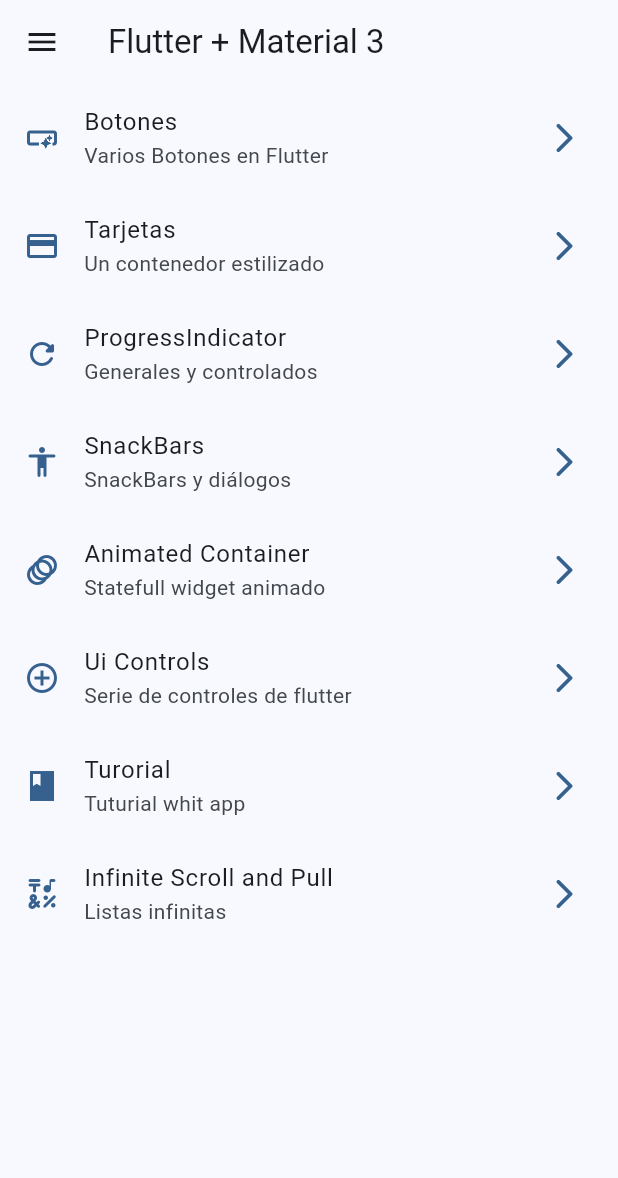
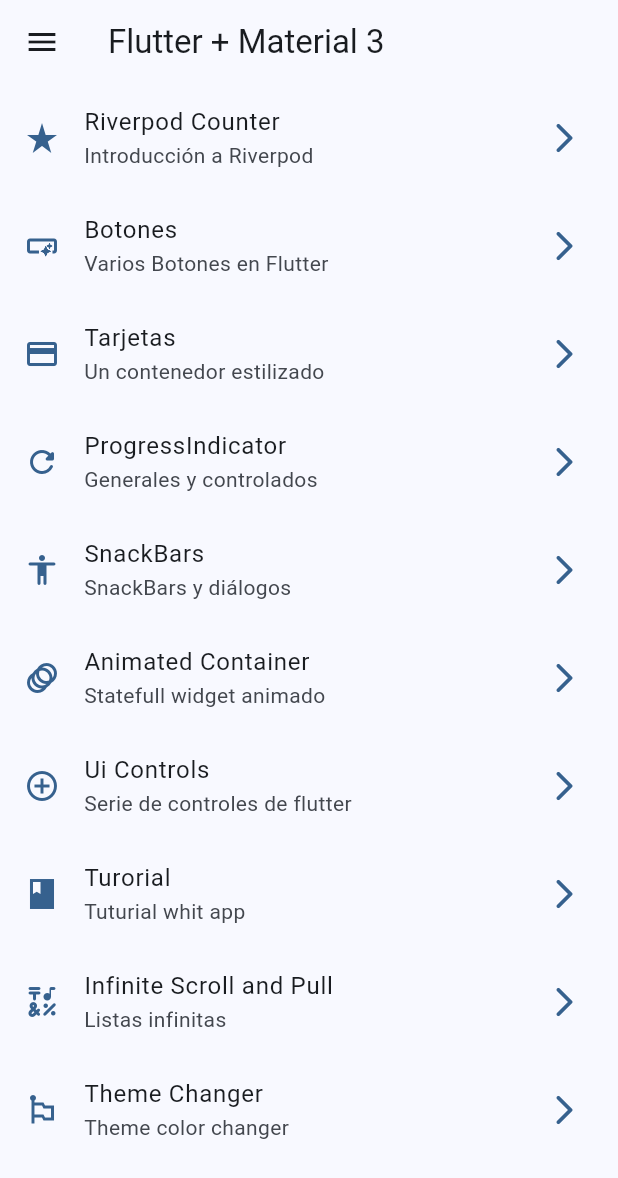
Before and after one commit to javierlobato/widgetapp, a Flutter app: the screen it shows after launch, on a phone screen of 412 x 824 dp. Shown: the top 1178 px of the screen. Run offline on Flutter 3.47's test engine with Material 3 defaults, Android fonts, the phone set to English and light mode, and no system bars; our stand-ins replace animate_do, flutter_riverpod, go_router.

Commit message:
implementation them_changer.cart

```diff
--- a/lib/config/menu/menu_items.dart
+++ b/lib/config/menu/menu_items.dart
@@ -14,6 +14,13 @@ class MenuItems {
 }
 
 const appMenuItems = <MenuItems>[
+
+   MenuItems(
+    title: 'Riverpod Counter',
+    subTitle: 'Introducción a Riverpod',
+    link: '/counter-riverpod',
+    icon: Icons.star_rate,
+    ),
 
   MenuItems(
     title: 'Botones',
@@ -70,4 +77,13 @@ const appMenuItems = <MenuItems>[
     link: '/infinite',
     icon: Icons.emoji_symbols_rounded,
     ),
+
+    MenuItems(
+    title: 'Theme Changer',
+    subTitle: 'Theme color changer',
+    link: '/theme-changer',
+    icon: Icons.emoji_flags,
+    ),
+
+
 ];
--- a/lib/config/router/app_router.dart
+++ b/lib/config/router/app_router.dart
@@ -62,6 +62,18 @@ final appRouter = GoRouter(
       name: InfiniteScrollScreen.name,
       builder: (context, state) => const InfiniteScrollScreen()
     ),
+
+    GoRoute(
+      path: '/counter-riverpod',
+      name: CounterScreen.name,
+      builder: (context, state) => const CounterScreen()
+    ),
+
+    GoRoute(
+      path: '/theme-changer',
+      name: ThemeChangerScreen.name,
+      builder: (context, state) => const ThemeChangerScreen()
+    ),
   ]
 
 );
--- a/lib/presentation/screens/screens.dart
+++ b/lib/presentation/screens/screens.dart
@@ -1,6 +1,7 @@
 
 
 
+export 'package:widgetapp/presentation/screens/counter/counter_screen.dart';
 export 'package:widgetapp/presentation/screens/buttons/buttons_screen.dart';
 export 'package:widgetapp/presentation/screens/app_tutorial/app_tutorial_screen.dart';
 export 'package:widgetapp/presentation/screens/animated/animated_screen.dart';
@@ -10,3 +11,4 @@ export 'package:widgetapp/presentation/screens/infinite_scroll/infinite_scroll_s
 export 'package:widgetapp/presentation/screens/progress/progress_screen.dart';
 export 'package:widgetapp/presentation/screens/snackbar/snackbar_screen.dart';
 export 'package:widgetapp/presentation/screens/ui_controls/ui_controls_screen.dart';
+export 'package:widgetapp/presentation/screens/theme_changer/theme_changer.dart';
--- a/pubspec.yaml
+++ b/pubspec.yaml
@@ -32,6 +32,7 @@ dependencies:
   cupertino_icons: ^1.0.2
   flutter:
     sdk: flutter
+  flutter_riverpod: ^2.4.10
   go_router: ^13.2.0
 
 dev_dependencies:
```
Also changed, not shown: lib/main.dart (+7 -1 lines), lib/presentation/providers/counter_provider.dart (added, +7 -0 lines), lib/presentation/providers/theme_provider.dart (added, +8 -0 lines), lib/presentation/screens/counter/counter_screen.dart (added, +47 -0 lines), lib/presentation/screens/theme_changer/theme_changer.dart (added, +60 -0 lines), pubspec.lock.
